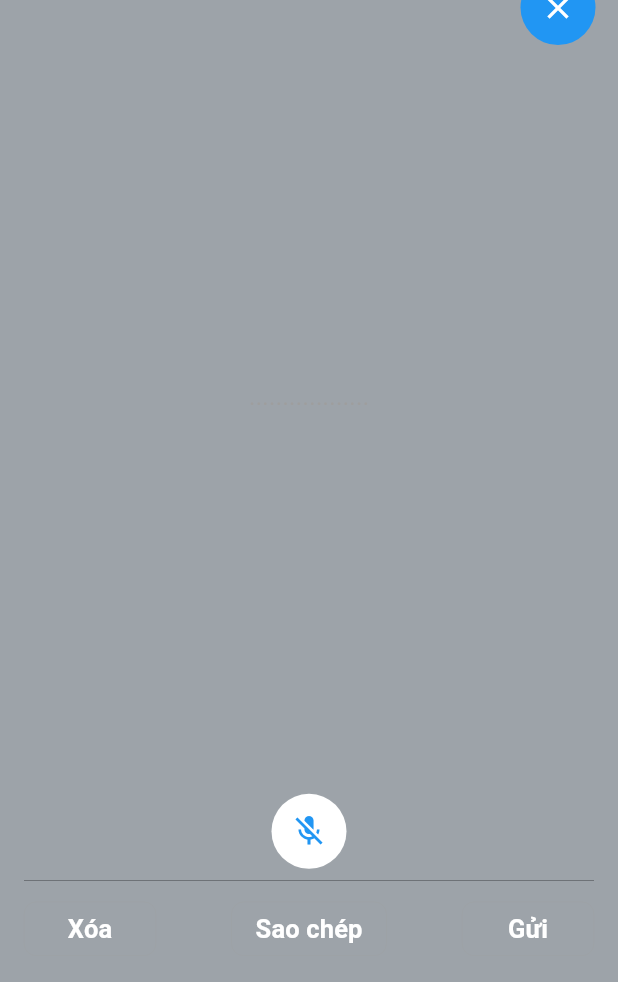
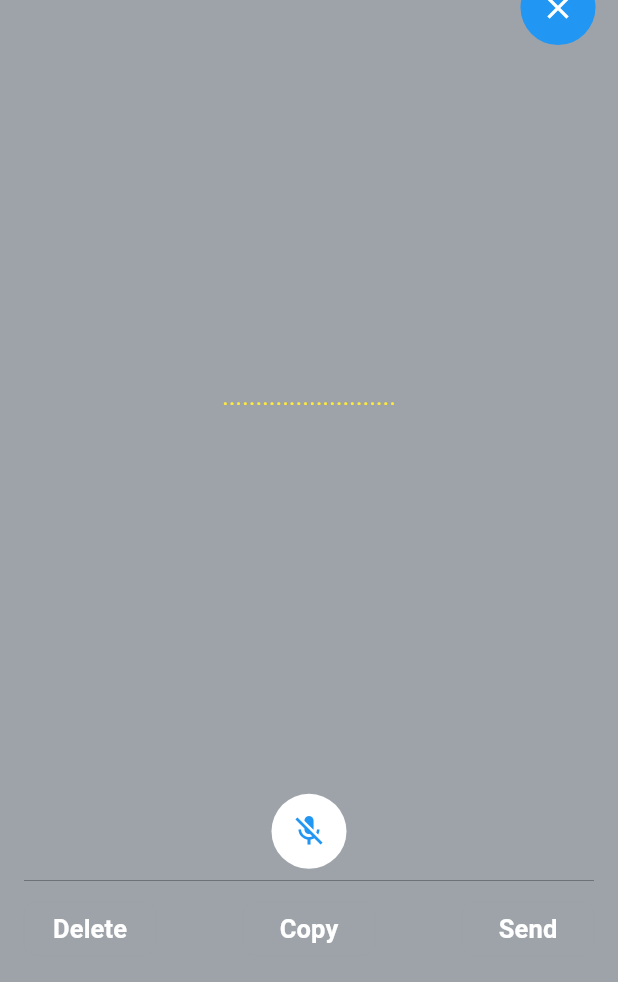
Before and after one commit to vanminh85/project_learn_english, a Flutter app: the BottomSheetVoice widget shown alone on an empty page, opened directly, on a phone screen of 412 x 824 dp. Shown: the top 982 px of the screen. Run offline on Flutter 3.47's test engine with Material 3 defaults, Android fonts, the phone set to English and light mode, and no system bars; our stand-ins replace flutter_spinkit, flutter_tts, shared_preferences, speech_to_text; accounts and stored records are empty; network calls fail.

Commit message:
Change UI

```diff
--- a/lib/data/constant.dart
+++ b/lib/data/constant.dart
@@ -1,4 +1,4 @@
 import 'package:flutter/animation.dart';
 
 Color scaffoldBackgroundColor = const Color(0xFF9DA3A9);
-Color cardColor = const Color(0xFF0D4202);
+Color cardColor = const Color(0xFFADA33F);
--- a/lib/view/chat_view/components/bottom_sheet_voice.dart
+++ b/lib/view/chat_view/components/bottom_sheet_voice.dart
@@ -70,7 +70,7 @@ class _BottomSheetVoiceState extends State<BottomSheetVoice> {
     Clipboard.setData(ClipboardData(text: _lastWords));
     ScaffoldMessenger.of(context).hideCurrentSnackBar();
     SnackBar snackBar = const SnackBar(
-      content: Text('Đã copy vào bộ nhớ'),
+      content: Text('Saved to the memory'),
       backgroundColor: Colors.black,
     );
     ScaffoldMessenger.of(context).showSnackBar(snackBar);
@@ -135,10 +135,10 @@ class _BottomSheetVoiceState extends State<BottomSheetVoice> {
 
   Widget hintText() {
     return const Text(
-      '..................',
+      '..........................',
       style: TextStyle(
         fontSize: 16,
-        color: Colors.grey,
+        color: Colors.yellow,
       ),
     );
   }
@@ -183,14 +183,14 @@ class _BottomSheetVoiceState extends State<BottomSheetVoice> {
             ),
             SizedBox(width: 8),
             Text(
-              'Bạn chưa cấp quyền cho ứng dụng',
+              'You have not allowed for app',
               style: TextStyle(color: Colors.white, fontSize: 15),
             ),
           ],
         ),
         const SizedBox(height: 16),
         _buttonBase(
-            text: 'Cấp quyền',
+            text: 'Allow',
             onPressed: _initSpeech,
             colour: Colors.blue,
             isCheckTextEmpty: false)
@@ -210,16 +210,16 @@ class _BottomSheetVoiceState extends State<BottomSheetVoice> {
   }
 
   Widget _buttonClear() {
-    return _buttonBase(text: 'Xóa', onPressed: _onClear, colour: Colors.red);
+    return _buttonBase(text: 'Delete', onPressed: _onClear, colour: Colors.red);
   }
 
   Widget _buttonCopy() {
     return _buttonBase(
-        text: 'Sao chép', onPressed: _onCopy, colour: Colors.blue);
+        text: 'Copy', onPressed: _onCopy, colour: Colors.blue);
   }
 
   Widget _buttonSend() {
-    return _buttonBase(text: 'Gửi', onPressed: _onSend, colour: Colors.green);
+    return _buttonBase(text: 'Send', onPressed: _onSend, colour: Colors.green);
   }
 
   Widget _buttonClose() {
--- a/lib/view/resources/widget/chat_row.dart
+++ b/lib/view/resources/widget/chat_row.dart
@@ -34,12 +34,12 @@ class ChatRow extends StatelessWidget {
             Expanded(
                 child: TextWidget(
                 label: chatModel.msg,
-                  color: Color.fromARGB(255, 229, 212, 12),
+                  color: Colors.white,
             )),
             IconButton(
                 onPressed: onPressed, icon: const Icon(
               Icons.volume_down,
-            color: Colors.white,
+            color: Colors.brown,
             ))
           ],
         ),
--- a/lib/view/setting_page/components/setting_button_logout.dart
+++ b/lib/view/setting_page/components/setting_button_logout.dart
@@ -20,7 +20,7 @@ class SettingButton extends StatelessWidget {
       elevation: 2,
       shape: RoundedRectangleBorder(
           borderRadius: BorderRadius.circular(8),
-          side: const BorderSide(color: Colors.black)),
+          side: const BorderSide(color: Colors.white)),
       color: color,
       child: Text(
         text,
```
Also changed, not shown: lib/data/methods.dart (+1 -15 lines), lib/view/chat_view/chat_view.dart (+0 -9 lines), lib/view/setting_page/setting_page.dart (+10 -36 lines), pubspec.lock.
